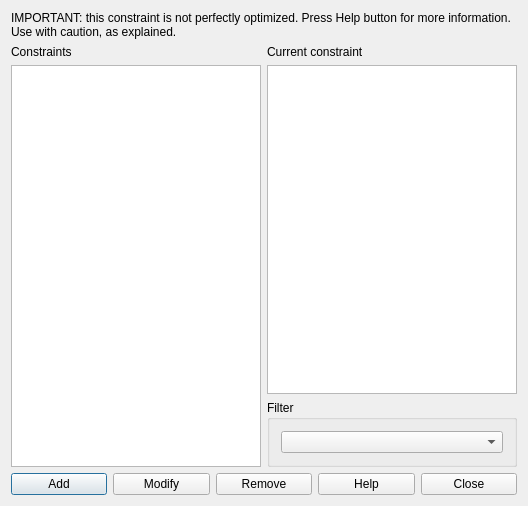
Before: the Qt Designer form fet/src/interface/constraintstudentssetmaxgapsperdayform_template.ui in vonmecheln/fet, drawn with Qt 5.
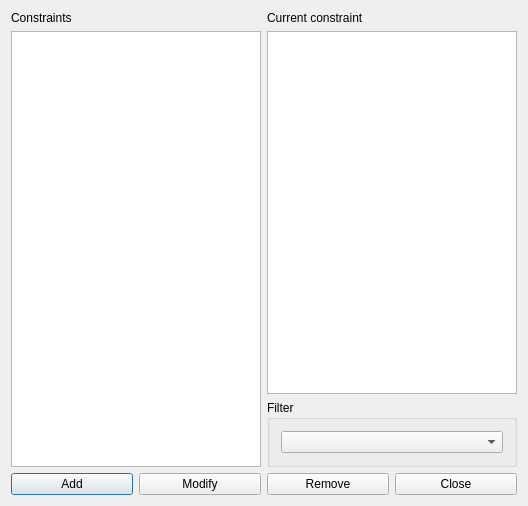
After: the same form once the commit is applied.

```diff
--- a/fet/src/interface/constraintstudentssetmaxgapsperdayform_template.ui
+++ b/fet/src/interface/constraintstudentssetmaxgapsperdayform_template.ui
@@ -14,75 +14,7 @@
    <string extracomment="This is the title of the dialog to see the list of all constraints of this type">Constraints students set max gaps per day</string>
   </property>
   <layout class="QGridLayout" name="gridLayout_2">
-   <item row="0" column="0" colspan="2">
-    <widget class="QLabel" name="label">
-     <property name="sizePolicy">
-      <sizepolicy hsizetype="Minimum" vsizetype="Minimum">
-       <horstretch>0</horstretch>
-       <verstretch>0</verstretch>
-      </sizepolicy>
-     </property>
-     <property name="text">
-      <string>IMPORTANT: this constraint is not perfectly optimized. Press Help button for more information. Use with caution, as explained.</string>
-     </property>
-     <property name="wordWrap">
-      <bool>true</bool>
-     </property>
-    </widget>
-   </item>
-   <item row="1" column="0" rowspan="2">
-    <layout class="QVBoxLayout" name="verticalLayout">
-     <item>
-      <widget class="QLabel" name="constraintsTextLabel">
-       <property name="frameShape">
-        <enum>QFrame::NoFrame</enum>
-       </property>
-       <property name="frameShadow">
-        <enum>QFrame::Plain</enum>
-       </property>
-       <property name="text">
-        <string>Constraints</string>
-       </property>
-       <property name="wordWrap">
-        <bool>false</bool>
-       </property>
-      </widget>
-     </item>
-     <item>
-      <widget class="QListWidget" name="constraintsListWidget"/>
-     </item>
-    </layout>
-   </item>
-   <item row="1" column="1">
-    <layout class="QVBoxLayout" name="verticalLayout_2">
-     <item>
-      <widget class="QLabel" name="currentConstraintTextLabel">
-       <property name="text">
-        <string>Current constraint</string>
-       </property>
-       <property name="wordWrap">
-        <bool>false</bool>
-       </property>
-      </widget>
-     </item>
-     <item>
-      <widget class="QPlainTextEdit" name="currentConstraintTextEdit"/>
-     </item>
-    </layout>
-   </item>
-   <item row="2" column="1">
-    <widget class="QGroupBox" name="filterGroupBox">
-     <property name="title">
-      <string>Filter</string>
-     </property>
-     <layout class="QGridLayout" name="gridLayout">
-      <item row="0" column="0">
-       <widget class="QComboBox" name="studentsComboBox"/>
-      </item>
-     </layout>
-    </widget>
-   </item>
-   <item row="3" column="0" colspan="2">
+   <item row="2" column="0" colspan="2">
     <layout class="QHBoxLayout" name="horizontalLayout">
      <item>
       <widget class="QPushButton" name="addConstraintPushButton">
@@ -105,13 +37,6 @@
        </property>
       </widget>
      </item>
-     <item>
-      <widget class="QPushButton" name="helpPushButton">
-       <property name="text">
-        <string>Help</string>
-       </property>
-      </widget>
-     </item>
      <item>
       <widget class="QPushButton" name="closePushButton">
        <property name="text">
@@ -121,6 +46,58 @@
      </item>
     </layout>
    </item>
+   <item row="1" column="1">
+    <widget class="QGroupBox" name="filterGroupBox">
+     <property name="title">
+      <string>Filter</string>
+     </property>
+     <layout class="QGridLayout" name="gridLayout">
+      <item row="0" column="0">
+       <widget class="QComboBox" name="studentsComboBox"/>
+      </item>
+     </layout>
+    </widget>
+   </item>
+   <item row="0" column="1">
+    <layout class="QVBoxLayout" name="verticalLayout_2">
+     <item>
+      <widget class="QLabel" name="currentConstraintTextLabel">
+       <property name="text">
+        <string>Current constraint</string>
+       </property>
+       <property name="wordWrap">
+        <bool>false</bool>
+       </property>
+      </widget>
+     </item>
+     <item>
+      <widget class="QPlainTextEdit" name="currentConstraintTextEdit"/>
+     </item>
+    </layout>
+   </item>
+   <item row="0" column="0" rowspan="2">
+    <layout class="QVBoxLayout" name="verticalLayout">
+     <item>
+      <widget class="QLabel" name="constraintsTextLabel">
+       <property name="frameShape">
+        <enum>QFrame::NoFrame</enum>
+       </property>
+       <property name="frameShadow">
+        <enum>QFrame::Plain</enum>
+       </property>
+       <property name="text">
+        <string>Constraints</string>
+       </property>
+       <property name="wordWrap">
+        <bool>false</bool>
+       </property>
+      </widget>
+     </item>
+     <item>
+      <widget class="QListWidget" name="constraintsListWidget"/>
+     </item>
+    </layout>
+   </item>
   </layout>
  </widget>
  <layoutdefault spacing="6" margin="11"/>
```
